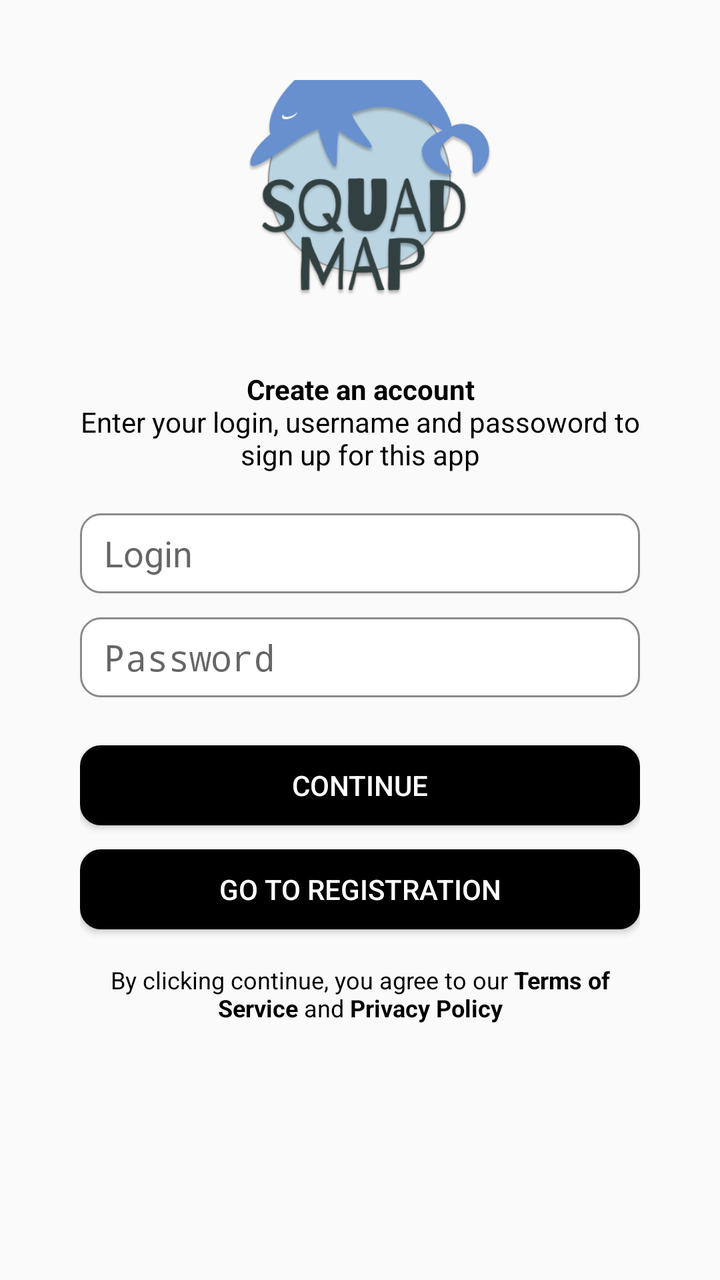
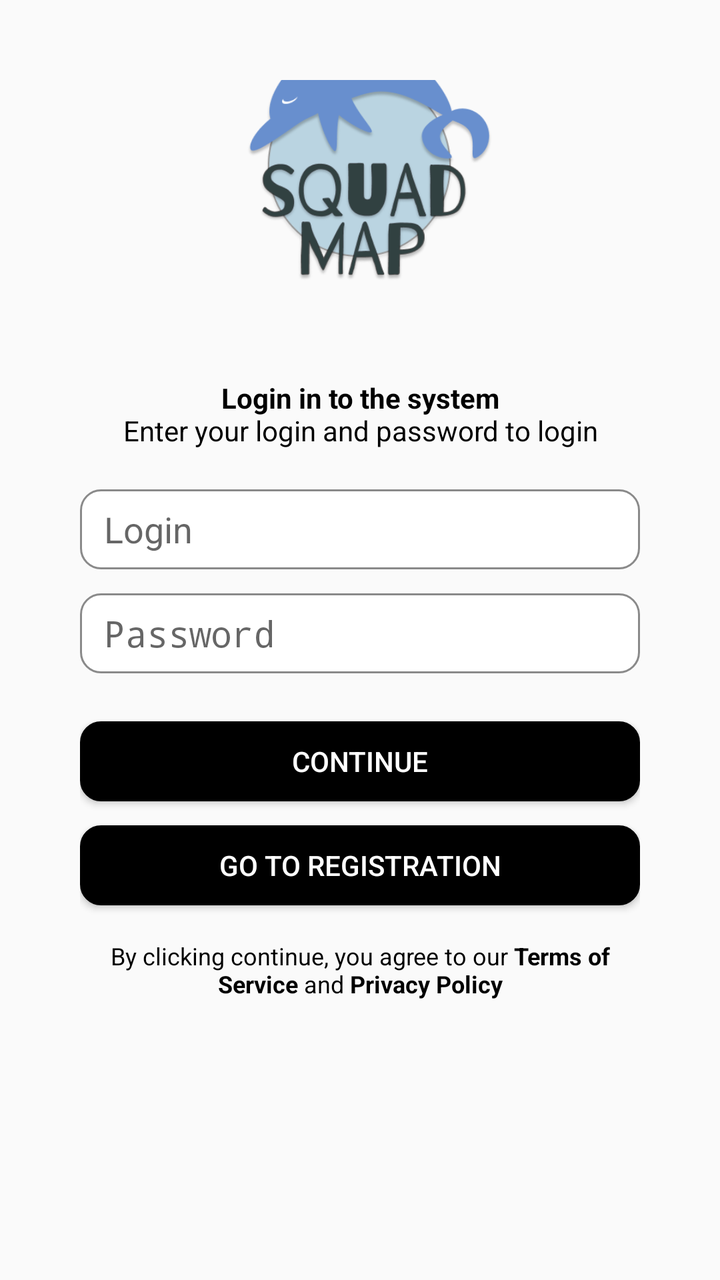

Screens rendered from an Android XML layout before and after an edit, with the pre-edit source and the edit as a unified diff.
<!-- AndroidManifest.xml: activity theme Theme.AppCompat.Light.NoActionBar -->
<!-- res/layout/fragment_login.xml -->
<?xml version="1.0" encoding="utf-8"?>
<androidx.constraintlayout.widget.ConstraintLayout
    xmlns:android="http://schemas.android.com/apk/res/android"
    xmlns:app="http://schemas.android.com/apk/res-auto"
    xmlns:tools="http://schemas.android.com/tools"
    android:layout_width="match_parent"
    android:layout_height="match_parent"
    android:padding="40dp"
    tools:context=".LoginFragment">

    <ImageView
        android:id="@+id/imageView"
        android:layout_width="160dp"
        android:layout_height="150dp"
        android:layout_marginBottom="20dp"
        android:src="@drawable/logo2"
        app:layout_constraintBottom_toTopOf="@+id/textView3"
        app:layout_constraintEnd_toEndOf="parent"
        app:layout_constraintHorizontal_bias="0.497"
        app:layout_constraintStart_toStartOf="parent" />

    <TextView
        android:id="@+id/textView3"
        android:layout_width="match_parent"
        android:layout_height="wrap_content"
        android:layout_marginBottom="20dp"
        android:gravity="center"
        android:text="@string/top_info"
        android:textColor="@color/black"
        android:textSize="14sp"
        android:textStyle="normal"
        app:layout_constraintBottom_toTopOf="@+id/edtLogin"
        app:layout_constraintEnd_toEndOf="parent"
        app:layout_constraintHorizontal_bias="0.0"
        app:layout_constraintStart_toStartOf="parent" />

    <Button
        android:id="@+id/btnLogin"
        android:layout_width="match_parent"
        android:layout_height="40dp"
        android:layout_alignParentStart="true"
        android:layout_alignParentEnd="true"
        android:layout_marginBottom="12dp"
        android:background="@drawable/custom_button"
        android:text="@string/login_btn"
        android:textColor="@color/white"
        app:layout_constraintBottom_toTopOf="@+id/btnGoto"
        app:layout_constraintEnd_toEndOf="parent"
        app:layout_constraintHorizontal_bias="0.0"
        app:layout_constraintStart_toStartOf="parent" />

    <EditText
        android:id="@+id/edtPassword"
        android:layout_width="match_parent"
        android:layout_height="40dp"
        android:layout_alignParentTop="true"
        android:layout_marginBottom="24dp"
        android:background="@drawable/custom_input"
        android:ems="10"
        android:hint="@string/password_hint"
        android:inputType="textPassword"
        android:paddingStart="12dp"
        android:paddingEnd="12dp"
        app:layout_constraintBottom_toTopOf="@+id/btnLogin"
        app:layout_constraintEnd_toEndOf="parent"
        app:layout_constraintHorizontal_bias="0.0"
        app:layout_constraintStart_toStartOf="parent" />

    <TextView
        android:id="@+id/textView2"
        android:layout_width="match_parent"
        android:layout_height="wrap_content"
        android:layout_marginBottom="88dp"
        android:gravity="center"
        android:text="@string/bottom_info"
        android:textColor="@color/black"
        android:textSize="12sp"
        android:textStyle="normal"
        app:layout_constraintBottom_toBottomOf="parent"
        app:layout_constraintEnd_toEndOf="parent"
        app:layout_constraintHorizontal_bias="0.0"
        app:layout_constraintStart_toStartOf="parent" />

    <EditText
        android:id="@+id/edtLogin"
        android:layout_width="match_parent"
        android:layout_height="40dp"
        android:layout_alignParentTop="true"
        android:layout_marginBottom="12dp"
        android:background="@drawable/custom_input"
        android:ems="10"
        android:hint="@string/login_hint"
        android:inputType="text"
        android:paddingStart="12dp"
        android:paddingEnd="12dp"
        app:layout_constraintBottom_toTopOf="@+id/edtPassword"
        app:layout_constraintEnd_toEndOf="parent"
        app:layout_constraintHorizontal_bias="0.0"
        app:layout_constraintStart_toStartOf="parent" />

    <Button
        android:id="@+id/btnGoto"
        android:layout_width="match_parent"
        android:layout_height="40dp"
        android:layout_alignParentStart="true"
        android:layout_alignParentEnd="true"
        android:layout_alignParentBottom="true"
        android:layout_marginBottom="17dp"
        android:background="@drawable/custom_button"
        android:text="@string/goto_btn"
        android:textColor="@color/white"
        app:layout_constraintBottom_toTopOf="@+id/textView2"
        app:layout_constraintEnd_toEndOf="parent"
        app:layout_constraintHorizontal_bias="1.0"
        app:layout_constraintStart_toStartOf="parent" />

</androidx.constraintlayout.widget.ConstraintLayout>
<!-- resources referenced by this layout -->
<resources>
  <color name="black">#FF000000</color>
  <color name="white">#FFFFFFFF</color>
  <!-- drawable custom_button (drawable) -->
  <?xml version="1.0" encoding="utf-8"?>
  <selector xmlns:android="http://schemas.android.com/apk/res/android">
      <item android:state_enabled="true">
          <shape android:shape="rectangle">
              <solid android:color="@color/black"/>
              <corners android:radius="10dp"/>
              <stroke android:color="@color/black" android:width="1dp" />
          </shape>
      </item>
  </selector>
  <!-- drawable custom_input (drawable) -->
  <?xml version="1.0" encoding="utf-8"?>
  <selector xmlns:android="http://schemas.android.com/apk/res/android">
  
      <item android:state_enabled="true" android:state_focused="true">
          <shape android:shape="rectangle">
              <solid android:color="@color/white"/>
              <corners android:radius="10dp"/>
              <stroke android:color="@color/blue" android:width="1dp"/>
          </shape>
      </item>
  
      <item android:state_enabled="true">
          <shape android:shape="rectangle">
              <solid android:color="@color/white"/>
              <corners android:radius="10dp"/>
              <stroke android:color="@color/gray" android:width="1dp"/>
          </shape>
      </item>
  
  </selector>
  <!-- drawable logo2: png bitmap (drawable, 52344 bytes) -->
  <string name="bottom_info">By clicking continue, you agree to our <b>Terms of Service</b> and <b>Privacy Policy</b></string>
  <string name="goto_btn">Go to registration</string>
  <string name="login_btn">Continue</string>
  <string name="login_hint">Login</string>
  <string name="password_hint">Password</string>
  <string name="top_info"><b>Create an account</b>\nEnter your login, username and passoword to sign up for this app</string>
  <color name="blue">#688fce</color>
  <color name="gray">#8A8A8A</color>
</resources>

<!-- the commit's change to res/layout/fragment_login.xml (unified diff, before → after) -->
@@ -12,7 +12,7 @@
         android:id="@+id/imageView"
         android:layout_width="160dp"
         android:layout_height="150dp"
-        android:layout_marginBottom="20dp"
+        android:layout_marginBottom="32dp"
         android:src="@drawable/logo2"
         app:layout_constraintBottom_toTopOf="@+id/textView3"
         app:layout_constraintEnd_toEndOf="parent"
@@ -25,7 +25,7 @@
         android:layout_height="wrap_content"
         android:layout_marginBottom="20dp"
         android:gravity="center"
-        android:text="@string/top_info"
+        android:text="@string/top_info_login"
         android:textColor="@color/black"
         android:textSize="14sp"
         android:textStyle="normal"
@@ -70,7 +70,7 @@
         android:id="@+id/textView2"
         android:layout_width="match_parent"
         android:layout_height="wrap_content"
-        android:layout_marginBottom="88dp"
+        android:layout_marginBottom="100dp"
         android:gravity="center"
         android:text="@string/bottom_info"
         android:textColor="@color/black"
@@ -78,7 +78,7 @@
         android:textStyle="normal"
         app:layout_constraintBottom_toBottomOf="parent"
         app:layout_constraintEnd_toEndOf="parent"
-        app:layout_constraintHorizontal_bias="0.0"
+        app:layout_constraintHorizontal_bias="1.0"
         app:layout_constraintStart_toStartOf="parent" />
 
     <EditText
<!-- resource entries referenced after the edit -->
@@ -40,7 +40,7 @@
   <string name="login_btn">Continue</string>
   <string name="login_hint">Login</string>
   <string name="password_hint">Password</string>
-  <string name="top_info"><b>Create an account</b>\nEnter your login, username and passoword to sign up for this app</string>
+  <string name="top_info_login"><b>Login in to the system</b>\nEnter your login and password to login</string>
   <color name="blue">#688fce</color>
   <color name="gray">#8A8A8A</color>
 </resources>
